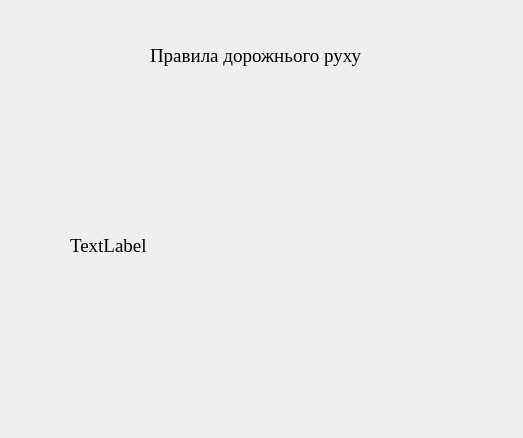
This is MapsWay/trafficrules.ui in MariaMihajilova/MapsWay as Qt 5 draws it before an edit. The edited form follows.
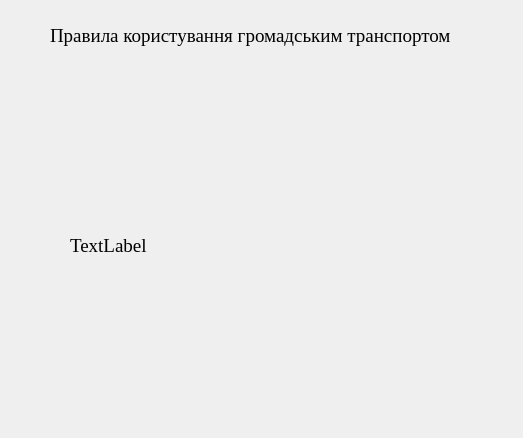
This is the edited form.

Diff of the .ui file:
```diff
--- a/MapsWay/trafficrules.ui
+++ b/MapsWay/trafficrules.ui
@@ -28,9 +28,9 @@
   <widget class="QLabel" name="label">
    <property name="geometry">
     <rect>
-     <x>150</x>
-     <y>40</y>
-     <width>241</width>
+     <x>50</x>
+     <y>20</y>
+     <width>451</width>
      <height>31</height>
     </rect>
    </property>
@@ -41,7 +41,7 @@
     </font>
    </property>
    <property name="text">
-    <string>Правила дорожнього руху</string>
+    <string>Правила користування громадським транспортом</string>
    </property>
   </widget>
   <widget class="QLabel" name="label_2">
```
